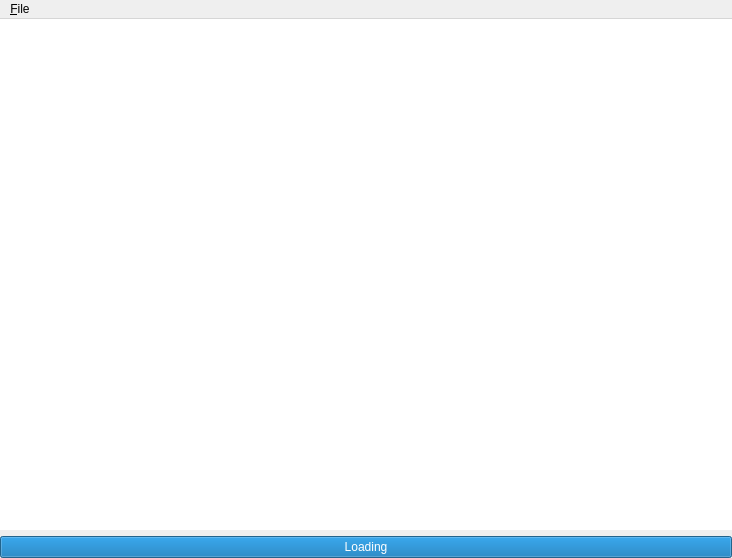
Qt form lennygui.ui (hbirchtree/lenny) before a commit.
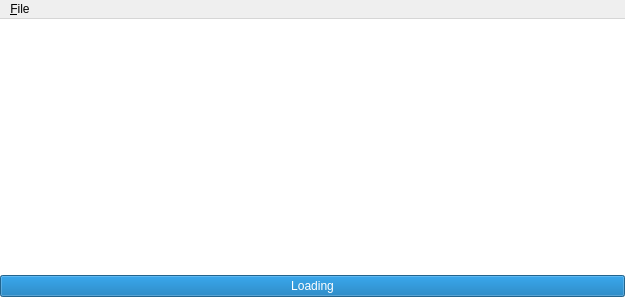
The same form after that commit.

Commit message: - Still working on making the radial background scale to the window size.

```diff
--- a/lennygui.ui
+++ b/lennygui.ui
@@ -6,8 +6,8 @@
    <rect>
     <x>0</x>
     <y>0</y>
-    <width>732</width>
-    <height>558</height>
+    <width>625</width>
+    <height>297</height>
    </rect>
   </property>
   <property name="sizePolicy">
@@ -24,6 +24,9 @@
     <bool>false</bool>
    </property>
    <layout class="QVBoxLayout" name="verticalLayout">
+    <property name="spacing">
+     <number>0</number>
+    </property>
     <property name="leftMargin">
      <number>0</number>
     </property>
@@ -78,8 +81,8 @@
     <rect>
      <x>0</x>
      <y>0</y>
-     <width>732</width>
-     <height>28</height>
+     <width>625</width>
+     <height>25</height>
     </rect>
    </property>
    <widget class="QMenu" name="menuFile">
```
Left out of the diff: 24 changed lines with no effect on the pictures. The commit also changes 2 other files.
